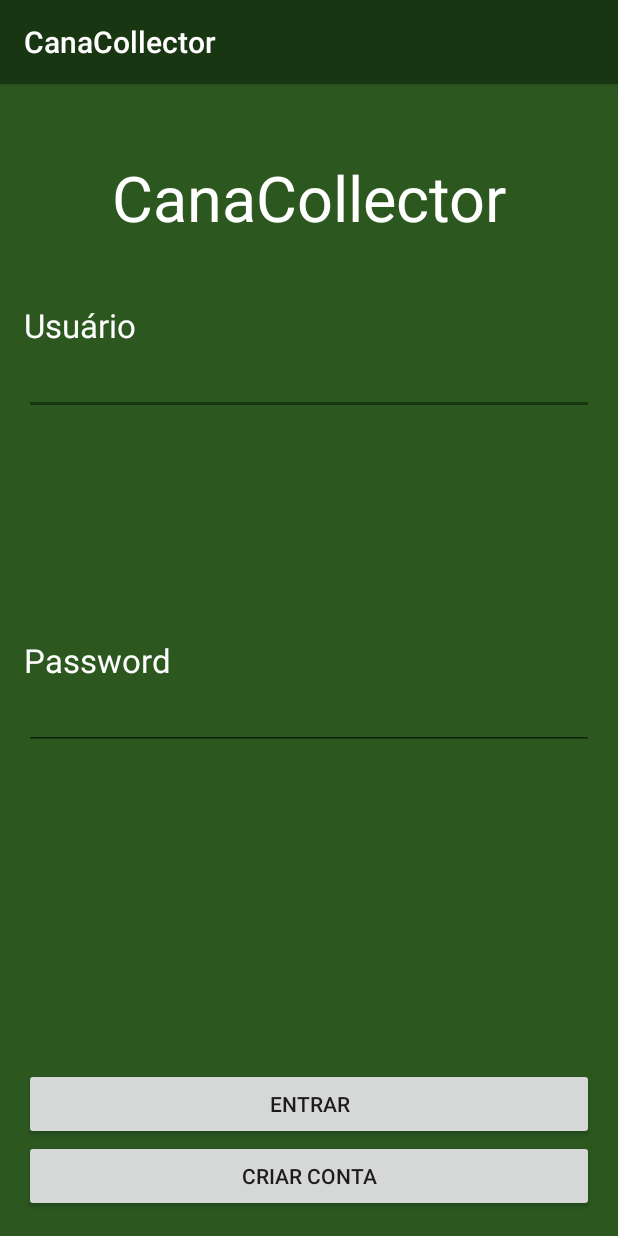
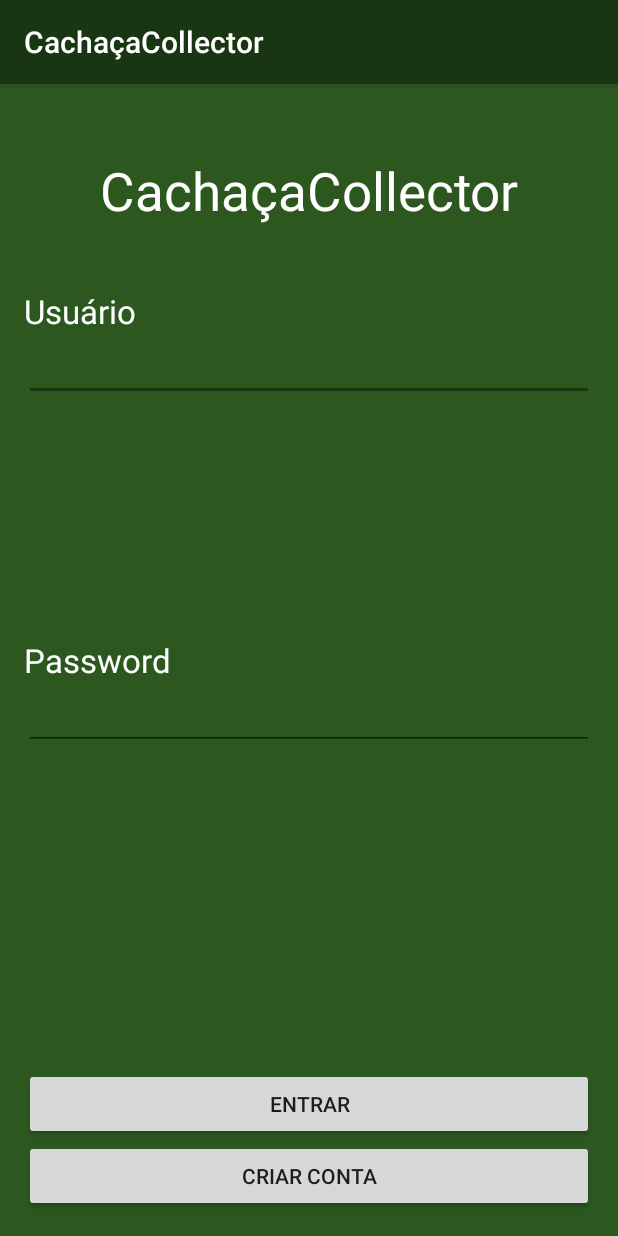
Before and after one commit to Integrante/CanaCollector, an Android app: the screen it shows after launch (Login), after a tap on "CRIAR CONTA", on a phone screen of 412 x 824 dp. Run offline under Robolectric (Android 15) with nearby library versions, the phone set to English and light mode, and no system bars; libraries missing offline, so code that uses them is left out: com.parse; 10 statements that could not run were skipped.

Commit message:
- Criacao da classe Alambique - Criacao da classe AppUtils para realizar funcoes gerais como isOnline() e getAlambique() - Reestruturaçao das inserçoes e consultas no banco - Correcao de layout

```diff
--- a/app/src/main/java/com/example/cc/canacollector/Login.java
+++ b/app/src/main/java/com/example/cc/canacollector/Login.java
@@ -17,6 +17,7 @@ import com.example.cc.canacollector.Model.Dorna;
 import com.example.cc.canacollector.Model.Mosto;
 import com.example.cc.canacollector.Model.Talhao;
 import com.example.cc.canacollector.Model.Tonel;
+import com.example.cc.canacollector.helper.AppUtils;
 import com.parse.LogInCallback;
 import com.parse.Parse;
 import com.parse.ParseException;
@@ -26,8 +27,8 @@ import com.parse.SignUpCallback;
 
 public class Login extends AppCompatActivity {
 
-    private static final String USER = "Taverna Real";
-    private static final String PASSWORD = "tavernademinas";
+    private static final String USER = "Taverna";
+    private static final String PASSWORD = "taverna";
     private static final String TAG_ERROR = "Failed to Login";
 
     @Override
@@ -42,17 +43,17 @@ public class Login extends AppCompatActivity {
         finish();
     }
 
-    public boolean isOnline() {
-        ConnectivityManager cm =
-                (ConnectivityManager) getSystemService(Context.CONNECTIVITY_SERVICE);
-
-        return cm.getActiveNetworkInfo() != null &&
-                cm.getActiveNetworkInfo().isConnectedOrConnecting();
-    }
+//    public boolean isOnline() {
+//        ConnectivityManager cm =
+//                (ConnectivityManager) getSystemService(Context.CONNECTIVITY_SERVICE);
+//
+//        return cm.getActiveNetworkInfo() != null &&
+//                cm.getActiveNetworkInfo().isConnectedOrConnecting();
+//    }
 
     public void loginButton_Clicked(View v){
         //Verifica conexao com a internet
-        if (!isOnline()) {
+        if (!AppUtils.isOnline(this.getApplicationContext())) {
             Toast.makeText(this.getApplicationContext(), "No internet Connection", Toast.LENGTH_SHORT).show();
             return;
         }
@@ -83,24 +84,26 @@ public class Login extends AppCompatActivity {
     }
 
     public void createAccountButton_clicked(View v) {
-        ParseUser user = new ParseUser();
-        user.setUsername(USER);
-        user.setPassword(PASSWORD);
-        user.setEmail("email@example.com");
+        Toast.makeText(Login.this, "em andanmento", Toast.LENGTH_LONG).show();
 
-// other fields can be set just like with ParseObject
-        //       user.put("phone", "650-253-0000");
-
-        user.signUpInBackground(new SignUpCallback() {
-            public void done(ParseException e) {
-                if (e == null) {
-                    Intent i = new Intent(Login.this, MainActivity.class);
-                    startActivity(i);
-                } else {
-                    //return
-                    System.out.println(e.toString());
-                }
-            }
-        });
+//        ParseUser user = new ParseUser();
+//        user.setUsername(USER);
+//        user.setPassword(PASSWORD);
+//        user.setEmail("email@example.com");
+//
+//// other fields can be set just like with ParseObject
+//        //       user.put("phone", "650-253-0000");
+//
+//        user.signUpInBackground(new SignUpCallback() {
+//            public void done(ParseException e) {
+//                if (e == null) {
+//                    Intent i = new Intent(Login.this, MainActivity.class);
+//                    startActivity(i);
+//                } else {
+//                    //return
+//                    System.out.println(e.toString());
+//                }
+//            }
+//        });
     }
 }
--- a/app/src/main/java/com/example/cc/canacollector/Model/ControleFermento.java
+++ b/app/src/main/java/com/example/cc/canacollector/Model/ControleFermento.java
@@ -12,7 +12,7 @@ import java.util.UUID;
  */
 @ParseClassName("ControleFermento")
 public class ControleFermento extends ParseObject {
-    public void setUser (ParseUser user) { put("user", user);}
+    public void setAlambique (Alambique alambique) { put("alambique", alambique);}
 
     public double getTemperatura () { return getDouble("temperatura");}
 
@@ -35,7 +35,7 @@ public class ControleFermento extends ParseObject {
         return getString("uuid");
     }
 
-    public static ParseQuery<Mosto> getQuery() {
-        return ParseQuery.getQuery(Mosto.class);
+    public static ParseQuery<ControleFermento> getQuery() {
+        return ParseQuery.getQuery(ControleFermento.class);
     }
 }
--- a/app/src/main/java/com/example/cc/canacollector/Model/Dorna.java
+++ b/app/src/main/java/com/example/cc/canacollector/Model/Dorna.java
@@ -12,7 +12,7 @@ import java.util.UUID;
  */
 @ParseClassName("Dorna")
 public class Dorna extends ParseObject {
-    public void setUser (ParseUser user) { put("user", user);}
+    public void setAlambique (Alambique alambique) { put("alambique", alambique);}
 
     public String getName () { return getString("nome"); }
 
@@ -35,7 +35,7 @@ public class Dorna extends ParseObject {
         return getString("uuid");
     }
 
-    public static ParseQuery<Mosto> getQuery() {
-        return ParseQuery.getQuery(Mosto.class);
+    public static ParseQuery<Dorna> getQuery() {
+        return ParseQuery.getQuery(Dorna.class);
     }
 }
--- a/app/src/main/java/com/example/cc/canacollector/Model/Mosto.java
+++ b/app/src/main/java/com/example/cc/canacollector/Model/Mosto.java
@@ -12,8 +12,7 @@ import java.util.UUID;
  */
 @ParseClassName("Mosto")
 public class Mosto extends ParseObject {
-
-    public void setUser (ParseUser user) { put("user", user);}
+    public void setAlambique (Alambique alambique) { put("alambique", alambique);}
 
     public double getCaldo() {
         return getDouble("qtde_caldo");
--- a/app/src/main/java/com/example/cc/canacollector/Model/Talhao.java
+++ b/app/src/main/java/com/example/cc/canacollector/Model/Talhao.java
@@ -12,8 +12,7 @@ import java.util.UUID;
  */
 @ParseClassName("Talhao")
 public class Talhao extends ParseObject {
-
-    public void setUser (ParseUser user) { put("user", user);}
+    public void setAlambique (Alambique alambique) { put("alambique", alambique);}
 
     public String getName () { return getString("nome"); }
 
--- a/app/src/main/java/com/example/cc/canacollector/helper/ParseUtils.java
+++ b/app/src/main/java/com/example/cc/canacollector/helper/ParseUtils.java
@@ -6,6 +6,7 @@ import android.text.TextUtils;
 import android.util.Log;
 import android.widget.Toast;
 
+import com.example.cc.canacollector.Model.Alambique;
 import com.example.cc.canacollector.Model.Cachaca;
 import com.example.cc.canacollector.Model.ControleFermento;
 import com.example.cc.canacollector.Model.Dorna;
@@ -38,6 +39,7 @@ public class ParseUtils {
        // Parse.enableLocalDatastore(this);
 
         //Register objects in Parse as well
+        ParseObject.registerSubclass(Alambique.class);
         ParseObject.registerSubclass(Mosto.class);
         ParseObject.registerSubclass(Talhao.class);
         ParseObject.registerSubclass(Tonel.class);
--- a/app/src/main/res/layout/activity_destilacao.xml
+++ b/app/src/main/res/layout/activity_destilacao.xml
@@ -12,11 +12,10 @@
         android:layout_height="wrap_content"
         android:textColor="#ffffff"
         android:id="@+id/producaoTextView"
-        android:layout_marginLeft="29dp"
         android:textSize="22dp"
-        android:layout_marginTop="66dp"
         android:layout_alignParentTop="true"
-        android:layout_alignParentStart="true" />
+        android:layout_alignLeft="@+id/tonelSpinner"
+        android:layout_alignStart="@+id/tonelSpinner" />
 
     <TextView
         android:text="Acidez:"
--- a/app/src/main/res/layout/activity_login.xml
+++ b/app/src/main/res/layout/activity_login.xml
@@ -17,16 +17,16 @@
         android:layout_width="wrap_content"
         android:layout_height="wrap_content"
         android:text="@string/app_name"
-        android:textSize="42dp"
+        android:textSize="35dp"
         android:textColor="#ffffffff"
         android:layout_marginTop="31dp"
         android:id="@+id/textView"
         android:layout_alignParentTop="true"
         android:layout_alignParentLeft="true"
         android:layout_alignParentStart="true"
-        android:layout_alignRight="@+id/userEditText"
-        android:layout_alignEnd="@+id/userEditText"
-        android:textAlignment="center" />
+        android:textAlignment="center"
+        android:layout_alignParentRight="true"
+        android:layout_alignParentEnd="true" />
 
     <Button
         android:layout_width="fill_parent"
@@ -62,7 +62,7 @@
     <EditText
         android:layout_width="wrap_content"
         android:layout_height="wrap_content"
-        android:id="@+id/userEditText"
+        android:id="@+id/usernameEditText"
         android:textColor="#ffffff"
         android:layout_below="@+id/userTextView"
         android:layout_alignParentLeft="true"
@@ -88,6 +88,7 @@
         android:id="@+id/passwordEditText"
         android:textColor="#ffffff"
         android:layout_below="@+id/passwordTextView"
-        android:layout_alignEnd="@+id/userEditText"
-        android:layout_alignParentStart="true" />
+        android:layout_alignParentStart="true"
+        android:layout_alignParentRight="true"
+        android:layout_alignParentEnd="true" />
 </RelativeLayout>
--- a/app/src/main/res/values/colors.xml
+++ b/app/src/main/res/values/colors.xml
@@ -3,4 +3,7 @@
     <color name="colorPrimary">#FF193612</color>
     <color name="colorPrimaryDark">#FF092402</color>
     <color name="colorAccent">#FF193612</color>
+    <color name="colorLabel">#ffffff</color>
+    <color name="colorButtonText">#000000</color>
+    <color name="backgroundColor">#2c5820</color>
 </resources>
--- a/app/src/main/res/values/strings.xml
+++ b/app/src/main/res/values/strings.xml
@@ -1,4 +1,4 @@
 <resources>
-    <string name="app_name">CanaCollector</string>
+    <string name="app_name">CachaçaCollector</string>
     <string name="spinner_title">Select...</string>
 </resources>
```
Also changed, not shown: app/src/main/AndroidManifest.xml (+26 -18 lines), app/src/main/java/com/example/cc/canacollector/Destilacao.java (+16 -11 lines), app/src/main/java/com/example/cc/canacollector/Fermentacao.java (+13 -11 lines), app/src/main/java/com/example/cc/canacollector/MainActivity.java (+13 -34 lines), app/src/main/java/com/example/cc/canacollector/Moagem.java (+12 -11 lines), app/src/main/java/com/example/cc/canacollector/Model/Alambique.java (added, +35 -0 lines), app/src/main/java/com/example/cc/canacollector/Model/Cachaca.java (+6 -3 lines), app/src/main/java/com/example/cc/canacollector/Model/Tonel.java (+3 -4 lines), app/src/main/java/com/example/cc/canacollector/helper/AppUtils.java (added, +47 -0 lines).
